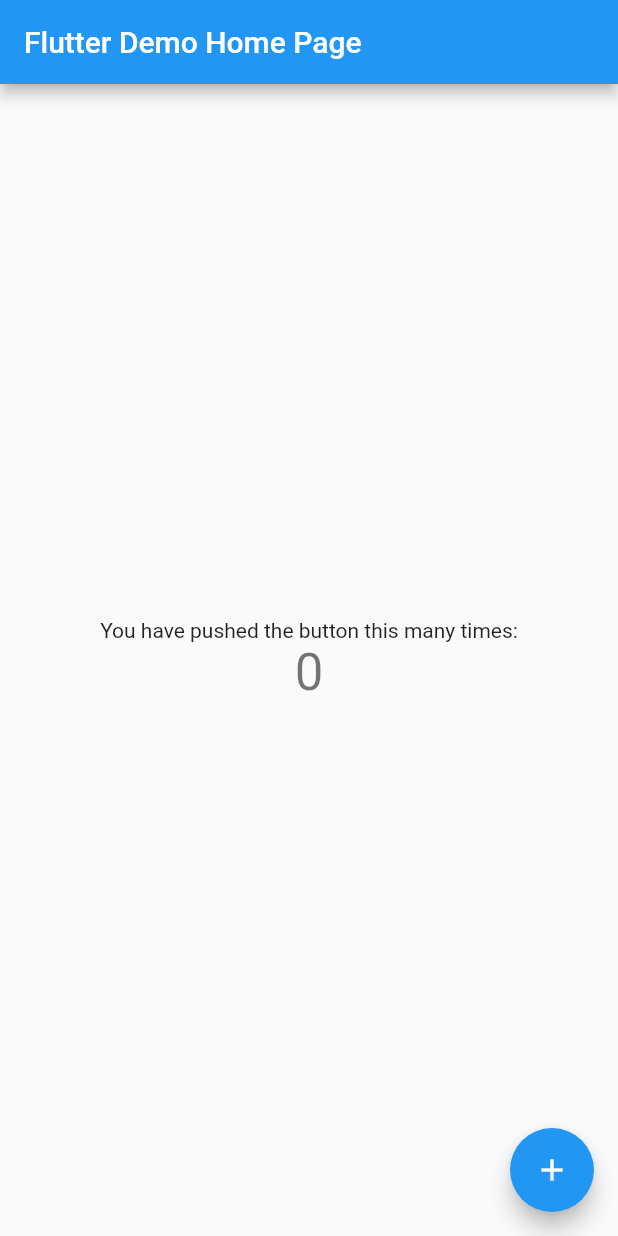
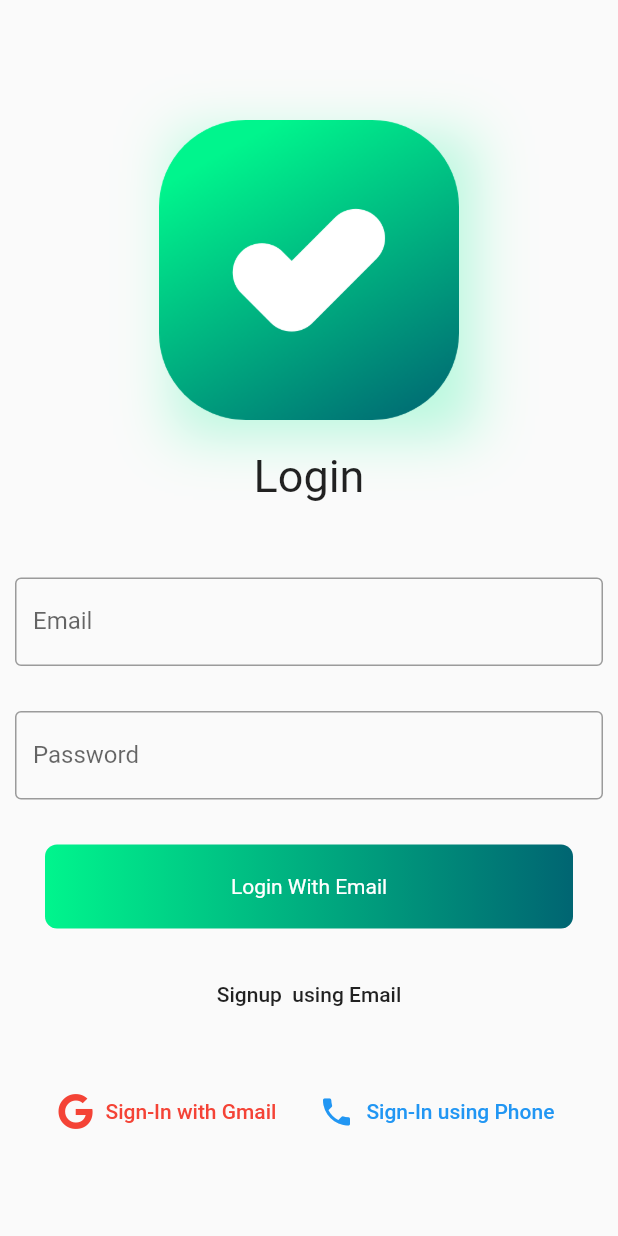
Before and after one commit to santiracca/flutter_task_app, a Flutter app: the screen it shows after launch, on a phone screen of 412 x 824 dp. Run offline on Flutter 3.47's test engine with Material 2 defaults, Android fonts, the phone set to English and light mode, and no system bars; our stand-ins replace firebase_auth, font_awesome_flutter; accounts and stored records are empty.

Commit message:
Add login screen and email auth from firebase

```diff
--- /dev/null
+++ b/lib/config/config.dart
@@ -0,0 +1,4 @@
+import 'package:flutter/material.dart';
+
+final Color primaryColor = Color(0xFF00F58D);
+final Color secondaryColor = Color(0xFF006572);
--- a/lib/main.dart
+++ b/lib/main.dart
@@ -1,117 +1,25 @@
 import 'package:flutter/material.dart';
+import 'package:task_app/screens/login_screen.dart';
 
-void main() {
-  runApp(MyApp());
+void main() => runApp(MainApp());
+
+class MainApp extends StatelessWidget {
+  @override
+  Widget build(BuildContext context) {
+    return MaterialApp(debugShowCheckedModeBanner: false, home: HomePage());
+  }
 }
 
-class MyApp extends StatelessWidget {
-  // This widget is the root of your application.
+class HomePage extends StatefulWidget {
+  @override
+  _HomePageState createState() => _HomePageState();
+}
+
+class _HomePageState extends State<HomePage> {
   @override
   Widget build(BuildContext context) {
-    return MaterialApp(
-      title: 'Flutter Demo',
-      theme: ThemeData(
-        // This is the theme of your application.
-        //
-        // Try running your application with "flutter run". You'll see the
-        // application has a blue toolbar. Then, without quitting the app, try
-        // changing the primarySwatch below to Colors.green and then invoke
-        // "hot reload" (press "r" in the console where you ran "flutter run",
-        // or simply save your changes to "hot reload" in a Flutter IDE).
-        // Notice that the counter didn't reset back to zero; the application
-        // is not restarted.
-        primarySwatch: Colors.blue,
-        // This makes the visual density adapt to the platform that you run
-        // the app on. For desktop platforms, the controls will be smaller and
-        // closer together (more dense) than on mobile platforms.
-        visualDensity: VisualDensity.adaptivePlatformDensity,
-      ),
-      home: MyHomePage(title: 'Flutter Demo Home Page'),
+    return Scaffold(
+      body: LoginScreen(),
     );
   }
 }
-
-class MyHomePage extends StatefulWidget {
-  MyHomePage({Key key, this.title}) : super(key: key);
-
-  // This widget is the home page of your application. It is stateful, meaning
-  // that it has a State object (defined below) that contains fields that affect
-  // how it looks.
-
-  // This class is the configuration for the state. It holds the values (in this
-  // case the title) provided by the parent (in this case the App widget) and
-  // used by the build method of the State. Fields in a Widget subclass are
-  // always marked "final".
-
-  final String title;
-
-  @override
-  _MyHomePageState createState() => _MyHomePageState();
-}
-
-class _MyHomePageState extends State<MyHomePage> {
-  int _counter = 0;
-
-  void _incrementCounter() {
-    setState(() {
-      // This call to setState tells the Flutter framework that something has
-      // changed in this State, which causes it to rerun the build method below
-      // so that the display can reflect the updated values. If we changed
-      // _counter without calling setState(), then the build method would not be
-      // called again, and so nothing would appear to happen.
-      _counter++;
-    });
-  }
-
-  @override
-  Widget build(BuildContext context) {
-    // This method is rerun every time setState is called, for instance as done
-    // by the _incrementCounter method above.
-    //
-    // The Flutter framework has been optimized to make rerunning build methods
-    // fast, so that you can just rebuild anything that needs updating rather
-    // than having to individually change instances of widgets.
-    return Scaffold(
-      appBar: AppBar(
-        // Here we take the value from the MyHomePage object that was created by
-        // the App.build method, and use it to set our appbar title.
-        title: Text(widget.title),
-      ),
-      body: Center(
-        // Center is a layout widget. It takes a single child and positions it
-        // in the middle of the parent.
-        child: Column(
-          // Column is also a layout widget. It takes a list of children and
-          // arranges them vertically. By default, it sizes itself to fit its
-          // children horizontally, and tries to be as tall as its parent.
-          //
-          // Invoke "debug painting" (press "p" in the console, choose the
-          // "Toggle Debug Paint" action from the Flutter Inspector in Android
-          // Studio, or the "Toggle Debug Paint" command in Visual Studio Code)
-          // to see the wireframe for each widget.
-          //
-          // Column has various properties to control how it sizes itself and
-          // how it positions its children. Here we use mainAxisAlignment to
-          // center the children vertically; the main axis here is the vertical
-          // axis because Columns are vertical (the cross axis would be
-          // horizontal).
-          mainAxisAlignment: MainAxisAlignment.center,
-          children: <Widget>[
-            Text(
-              'You have pushed the button this many times:',
-            ),
-            Text(
-              '$_counter',
-              style: Theme.of(context).textTheme.headline4,
-            ),
-          ],
-        ),
-      ),
-      floatingActionButton: FloatingActionButton(
-        onPressed: _incrementCounter,
-        tooltip: 'Increment',
-        child: Icon(Icons.add),
-      ), // This trailing comma makes auto-formatting nicer for build methods.
-    );
-  }
-}
--- /dev/null
+++ b/lib/screens/login_screen.dart
@@ -0,0 +1,224 @@
+import 'package:firebase_auth/firebase_auth.dart';
+import 'package:flutter/material.dart';
+import 'package:font_awesome_flutter/font_awesome_flutter.dart';
+import 'package:task_app/config/config.dart';
+
+class LoginScreen extends StatefulWidget {
+  @override
+  _LoginScreenState createState() => _LoginScreenState();
+}
+
+class _LoginScreenState extends State<LoginScreen> {
+  final TextEditingController _emailController = TextEditingController();
+
+  final TextEditingController _passwordController = TextEditingController();
+
+  final FirebaseAuth _auth = FirebaseAuth.instance;
+
+  void _signIn(BuildContext context) async {
+    String email = _emailController.text.trim();
+    String password = _passwordController.text;
+
+    if (email.isNotEmpty && password.isNotEmpty) {
+      try {
+        final AuthResult authResult = await _auth.signInWithEmailAndPassword(
+          email: email,
+          password: password,
+        );
+        showDialog(
+          context: context,
+          builder: (ctx) {
+            return AlertDialog(
+              shape: RoundedRectangleBorder(
+                borderRadius: BorderRadius.circular(16),
+              ),
+              title: Text('Done'),
+              content: Text('Signin success'),
+              actions: [
+                FlatButton(
+                  child: Text("Cancel"),
+                  onPressed: () {
+                    Navigator.of(ctx).pop();
+                  },
+                ),
+              ],
+            );
+          },
+        );
+      } catch (e) {
+        print(e);
+        showDialog(
+          context: context,
+          builder: (ctx) {
+            return AlertDialog(
+              shape: RoundedRectangleBorder(
+                borderRadius: BorderRadius.circular(16),
+              ),
+              title: Text('Error'),
+              content: Text('Invalid Login'),
+              actions: [
+                FlatButton(
+                  child: Text("Cancel"),
+                  onPressed: () {
+                    Navigator.of(ctx).pop();
+                  },
+                ),
+              ],
+            );
+          },
+        );
+      }
+    } else {
+      showDialog(
+        context: context,
+        builder: (ctx) {
+          return AlertDialog(
+            shape: RoundedRectangleBorder(
+              borderRadius: BorderRadius.circular(16),
+            ),
+            title: Text('Error'),
+            content: Text('Please provide email and password'),
+            actions: [
+              FlatButton(
+                child: Text("Cancel"),
+                onPressed: () {
+                  Navigator.of(ctx).pop();
+                },
+              ),
+              FlatButton(
+                child: Text("OK"),
+                onPressed: () {
+                  _emailController.text = "";
+                  _passwordController.text = "";
+                  Navigator.of(ctx).pop();
+                },
+              )
+            ],
+          );
+        },
+      );
+    }
+  }
+
+  @override
+  Widget build(BuildContext context) {
+    return SingleChildScrollView(
+      child: Container(
+        width: MediaQuery.of(context).size.width,
+        padding: EdgeInsets.only(bottom: 80),
+        child: Column(
+          children: [
+            Container(
+              margin: EdgeInsets.only(top: 80),
+              decoration: BoxDecoration(
+                boxShadow: [
+                  BoxShadow(
+                      color: Color(0x4400F58D),
+                      blurRadius: 30,
+                      offset: Offset(10, 10),
+                      spreadRadius: 0),
+                ],
+              ),
+              child: Image(
+                image: AssetImage('assets/logo_round.png'),
+                width: 200,
+                height: 200,
+              ),
+            ),
+            Container(
+              margin: EdgeInsets.only(top: 20),
+              child: Text(
+                'Login',
+                style: TextStyle(
+                  fontSize: 30,
+                ),
+              ),
+            ),
+            Container(
+              padding: EdgeInsets.all(10),
+              margin: EdgeInsets.only(top: 40),
+              child: TextField(
+                controller: _emailController,
+                decoration: InputDecoration(
+                  border: OutlineInputBorder(),
+                  labelText: 'Email',
+                  hintText: 'Write Email here',
+                ),
+                keyboardType: TextInputType.emailAddress,
+              ),
+            ),
+            Container(
+              padding: EdgeInsets.all(10),
+              margin: EdgeInsets.only(top: 10),
+              child: TextField(
+                controller: _passwordController,
+                decoration: InputDecoration(
+                  border: OutlineInputBorder(),
+                  labelText: 'Password',
+                  hintText: 'Write Password here',
+                ),
+                obscureText: true,
+              ),
+            ),
+            InkWell(
+              onTap: () {
+                _signIn(context);
+              },
+              child: Container(
+                decoration: BoxDecoration(
+                  gradient: LinearGradient(
+                    colors: [primaryColor, secondaryColor],
+                  ),
+                  borderRadius: BorderRadius.circular(8),
+                ),
+                width: MediaQuery.of(context).size.width,
+                margin: EdgeInsets.symmetric(horizontal: 30, vertical: 20),
+                padding: EdgeInsets.symmetric(horizontal: 30, vertical: 20),
+                child: Center(
+                    child: Text(
+                  'Login With Email',
+                  style: TextStyle(color: Colors.white),
+                )),
+              ),
+            ),
+            FlatButton(
+              onPressed: () {},
+              child: Text('Signup  using Email'),
+            ),
+            Container(
+              margin: EdgeInsets.only(top: 30),
+              child: Wrap(
+                children: [
+                  FlatButton.icon(
+                    onPressed: () {},
+                    icon: Icon(
+                      FontAwesomeIcons.google,
+                      color: Colors.red,
+                    ),
+                    label: Text(
+                      'Sign-In with Gmail',
+                      style: TextStyle(
+                        color: Colors.red,
+                      ),
+                    ),
+                  ),
+                  FlatButton.icon(
+                    onPressed: () {},
+                    icon: Icon(
+                      Icons.phone,
+                      color: Colors.blue,
+                    ),
+                    label: Text(
+                      'Sign-In using Phone',
+                      style: TextStyle(color: Colors.blue),
+                    ),
+                  )
+                ],
+              ),
+            )
+          ],
+        ),
+      ),
+    );
+  }
+}
```
Also changed, not shown: pubspec.yaml (+5 -9 lines), assets/logo.png (added), assets/logo_background.png (added), assets/logo_circle.png (added), assets/logo_foreground.png (added), assets/logo_round.png (added), assets/no_task.png (added), pubspec.lock, 8 other files.
